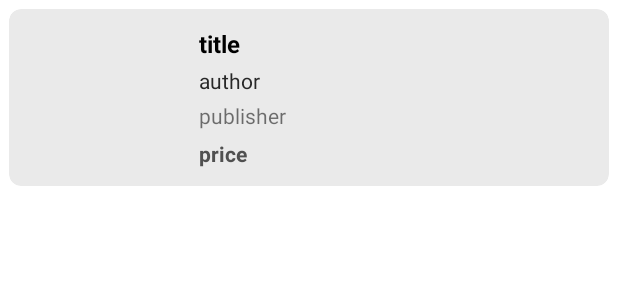
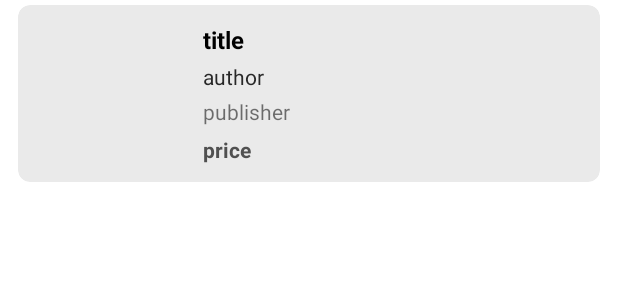
Before and after one commit to Woodroid/Idus, an Android app: the layout book_list_item.xml on its own in the app's theme, with its tools: preview values and no code run, on a phone screen of 412 x 824 dp. Shown: the top 300 px of the screen. Run offline under Robolectric (Android 15) with nearby library versions, the phone set to English and light mode, and no system bars.

Commit message:
ActionBar 제거 & 리스트 항목 간격 수정 및 recyclerView padding 조정

```diff
--- a/app/src/main/res/layout/activity_main.xml
+++ b/app/src/main/res/layout/activity_main.xml
@@ -13,6 +13,8 @@
             android:layout_height="0dp"
             app:layout_constraintBottom_toBottomOf="parent"
             app:layout_constraintEnd_toEndOf="parent"
+            android:paddingTop="3dp"
+            android:paddingBottom="3dp"
             app:layout_constraintStart_toStartOf="parent"
             app:layout_constraintTop_toTopOf="parent" />
 
--- a/app/src/main/res/layout/book_list_item.xml
+++ b/app/src/main/res/layout/book_list_item.xml
@@ -32,9 +32,13 @@
     <androidx.cardview.widget.CardView
         android:layout_width="match_parent"
         android:layout_height="wrap_content"
-        android:layout_margin="6dp"
+        android:layout_marginEnd="12dp"
+        android:layout_marginStart="12dp"
+        android:layout_marginBottom="3dp"
+        android:layout_marginTop="3dp"
         app:cardBackgroundColor="#eaeaea"
         app:cardCornerRadius="8dp"
+        android:clipToPadding="false"
         app:cardElevation="0dp">
 
         <androidx.constraintlayout.widget.ConstraintLayout
--- a/app/src/main/res/values-night/themes.xml
+++ b/app/src/main/res/values-night/themes.xml
@@ -1,6 +1,6 @@
 <resources xmlns:tools="http://schemas.android.com/tools">
     <!-- Base application theme. -->
-    <style name="Theme.BookListApplication" parent="Theme.MaterialComponents.DayNight.DarkActionBar">
+    <style name="Theme.BookListApplication" parent="Theme.MaterialComponents.DayNight.NoActionBar">
         <!-- Primary brand color. -->
         <item name="colorPrimary">@color/purple_200</item>
         <item name="colorPrimaryVariant">@color/purple_700</item>
--- a/app/src/main/res/values/themes.xml
+++ b/app/src/main/res/values/themes.xml
@@ -1,6 +1,6 @@
 <resources xmlns:tools="http://schemas.android.com/tools">
     <!-- Base application theme. -->
-    <style name="Theme.BookListApplication" parent="Theme.MaterialComponents.DayNight.DarkActionBar">
+    <style name="Theme.BookListApplication" parent="Theme.MaterialComponents.DayNight.NoActionBar">
         <!-- Primary brand color. -->
         <item name="colorPrimary">@color/purple_500</item>
         <item name="colorPrimaryVariant">@color/purple_700</item>
```
